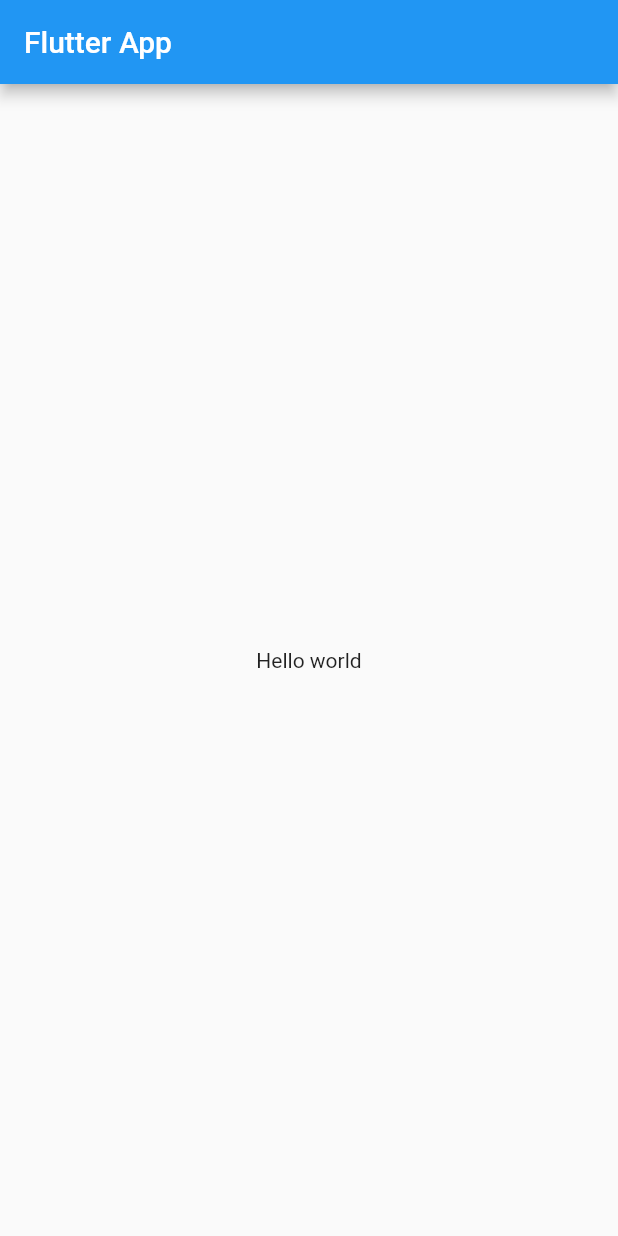
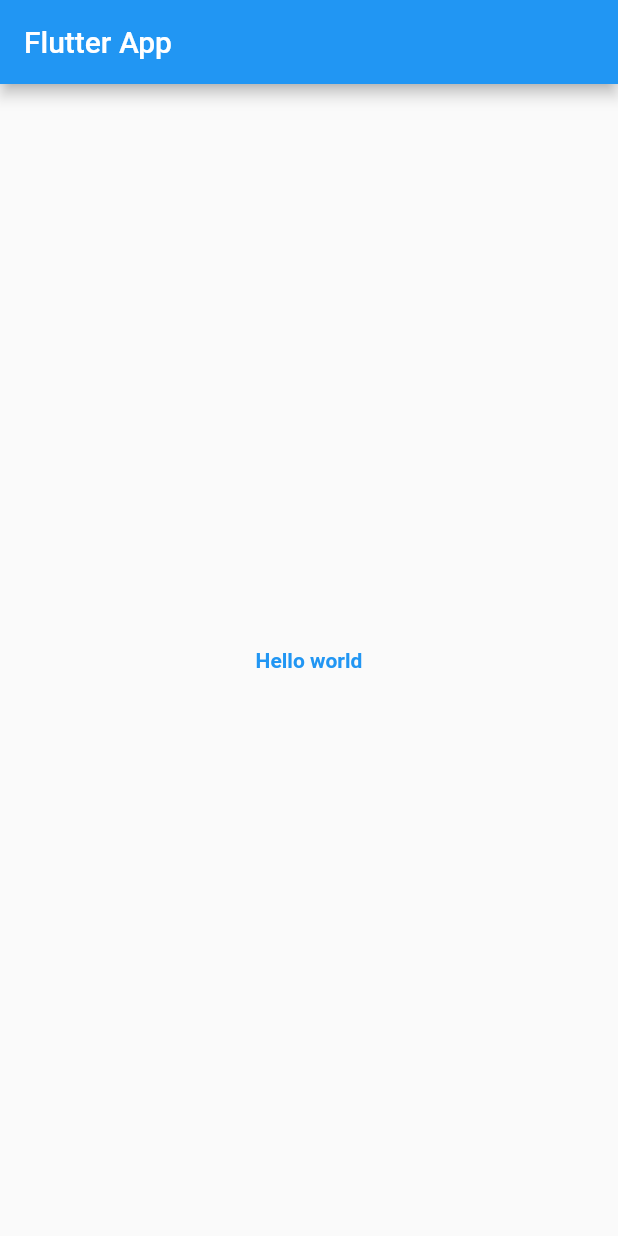
Before and after one commit to JAICHANGPARK/Flutter_Dock, a Flutter app: the screen it shows after launch, on a phone screen of 412 x 824 dp. Run offline on Flutter 3.47's test engine with Material 2 defaults, Android fonts, the phone set to English and light mode, and no system bars; missing offline and left inert: fluttery.

Commit message:
텍스트 색상 변경해보기

```diff
--- a/flutter_01/lib/main.dart
+++ b/flutter_01/lib/main.dart
@@ -10,13 +10,16 @@ class MyApp extends StatelessWidget {
     return MaterialApp(
         title: 'My App Hello world',
         home: Scaffold(
-            appBar: AppBar(
-                title: Text('Flutter App')
+          appBar: AppBar(title: Text('Flutter App')),
+          body: Center(
+            child: new Text(
+              'Hello world',
+              style: new TextStyle(
+                fontWeight: FontWeight.bold,
+                color: Colors.blue,
+              ),
             ),
-          body: Center(
-            child: Text('Hello world'),
           ),
-        )
-    );
+        ));
   }
 }
```
